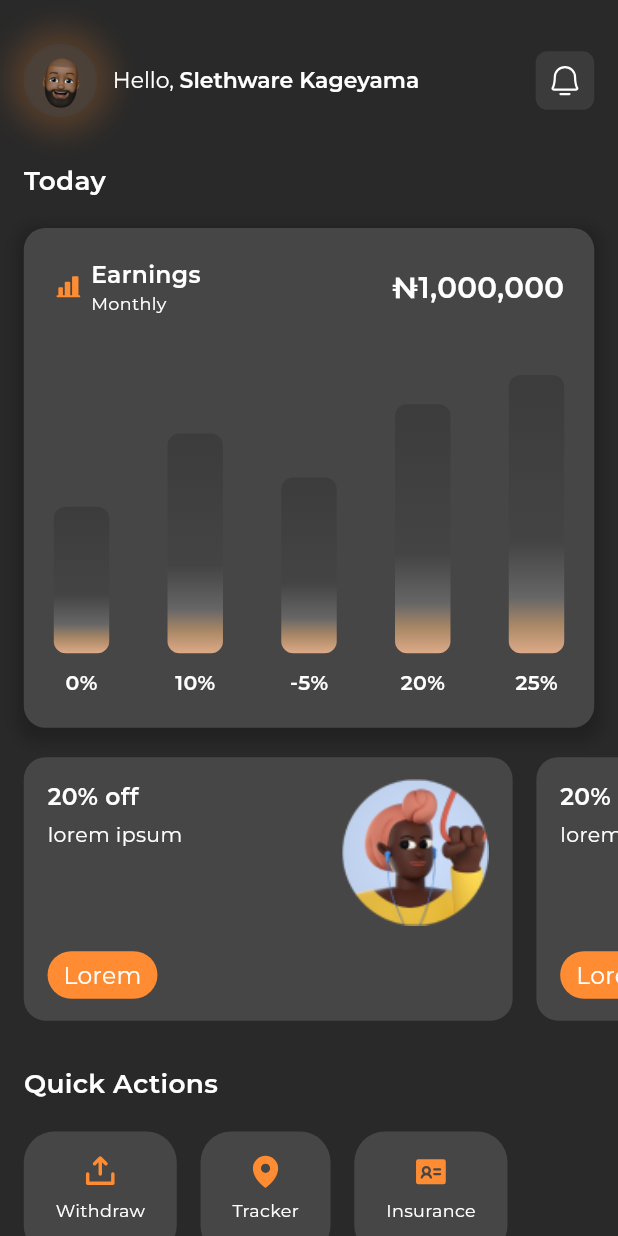
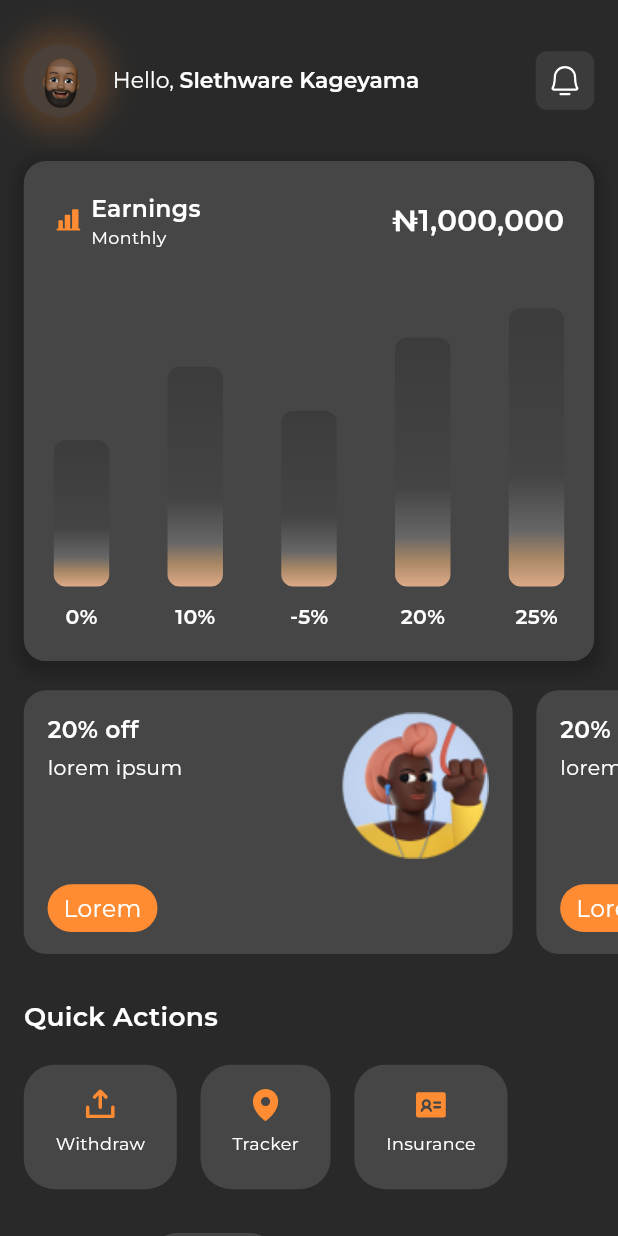
Before and after one commit to DannylSyph3r/stryde-host-mobile-app, a Flutter app: the HomeView screen opened directly, on a phone screen of 412 x 824 dp. Run offline on Flutter 3.47's test engine with Material 3 defaults, Android fonts, the light colour scheme and no system bars; our stand-ins replace another_flushbar, dio, file_picker, flutter_animate, flutter_carousel_widget, flutter_rating_bar and 13 more; project files that could hold a hidden picture were left out.

Commit message:
Minor Changes

```diff
--- a/lib/features/home/views/home_view.dart
+++ b/lib/features/home/views/home_view.dart
@@ -117,8 +117,6 @@ class _HomeViewState extends ConsumerState<HomeView> {
                 ],
               ),
               30.sbH,
-              "Today".txt18(fontW: F.w6),
-              20.sbH,
               Container(
                 padding: 20.0.padA,
                 decoration: BoxDecoration(
```
Also changed, not shown: lib/features/garage/views/basic_vehicle_info_view.dart (+1 -6 lines).
